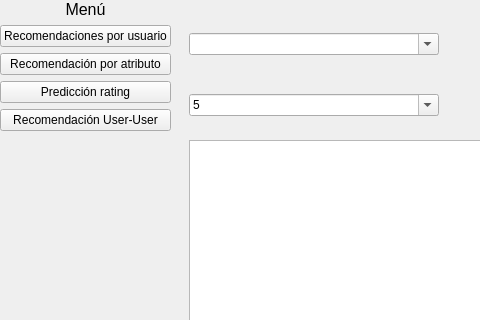
Old version of the form index.ui in the repository Liixxn/MovieMender; both pictures show x 0 to 480 and y 0 to 320 of the 1097 by 754 pixel window.
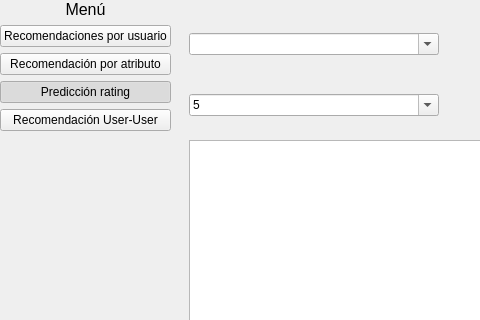
New version of the form. Icons and pictures are not drawn.

What changed in the file:
```diff
--- a/index.ui
+++ b/index.ui
@@ -123,6 +123,9 @@
              <property name="checkable">
               <bool>true</bool>
              </property>
+             <property name="checked">
+              <bool>true</bool>
+             </property>
              <property name="autoExclusive">
               <bool>true</bool>
              </property>
```
Left out of the diff: 3 changed lines with no effect on the pictures.
